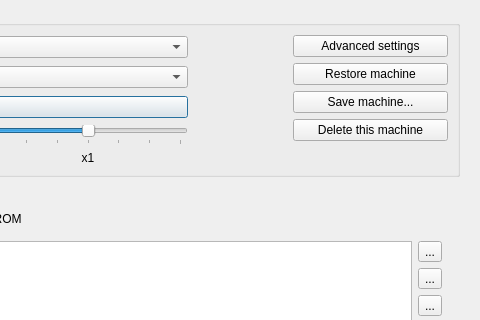
Before: the Qt Designer form ui/setupwin.ui in Volutar/xpeccy-plus, drawn with Qt 5; both pictures show x 236 to 716 and y 0 to 320 of the 716 by 909 pixel window.
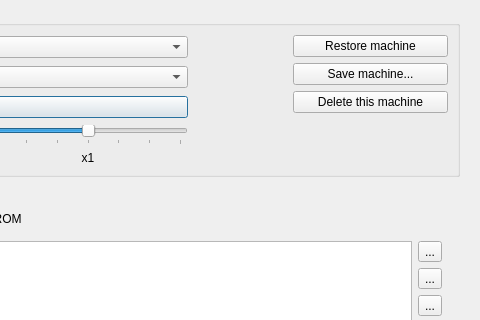
After: the same form once the commit is applied. Icons and pictures are not drawn. Custom widgets are drawn as their Qt base class.

Commit message:
Machine at start: keep the user's pick, not a file's; setting moved to Application
A machine an opened file switched to is no longer what the next start takes,
and a file the running machine cannot take goes to the user's machine first.
The model's gear now opens Advanced settings.

Patch:
```diff
--- a/ui/setupwin.ui
+++ b/ui/setupwin.ui
@@ -476,20 +476,6 @@
                 <property name="bottomMargin">
                  <number>0</number>
                 </property>
-                <item>
-                 <widget class="xSideButton" name="pbAdvanced">
-                  <property name="icon">
-                   <iconset resource="../xpeccy.qrc">
-                    <normaloff>:/images/settings.png</normaloff>:/images/settings.png</iconset>
-                  </property>
-                  <property name="toolTip">
-                   <string>The settings that define this machine rather than how you use it</string>
-                  </property>
-                  <property name="text">
-                   <string>Advanced settings</string>
-                  </property>
-                 </widget>
-                </item>
                 <item>
                  <widget class="xSideButton" name="pbResetMachine">
                   <property name="icon">
```
The commit also changes 11 other files.
